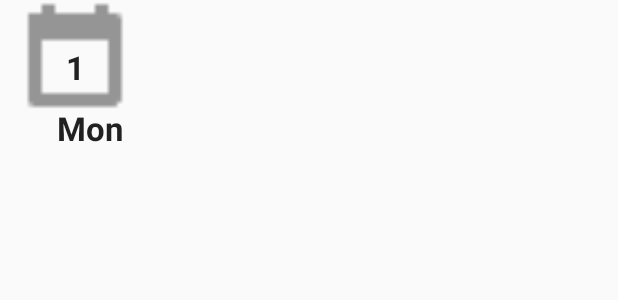
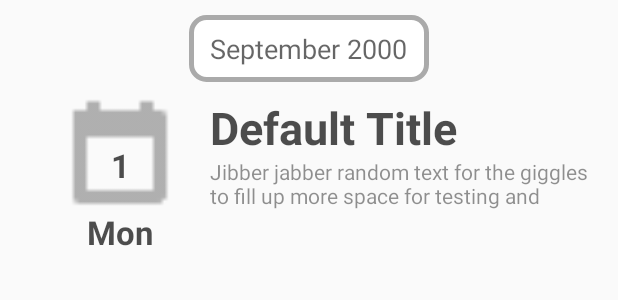
Before and after one commit to jzz111/MedicalTrackerJournal, an Android app: the layout listview_journal_entry_row.xml on its own in the app's theme, with its tools: preview values and no code run, on a phone screen of 412 x 824 dp. Shown: the top 300 px of the screen. Run offline under Robolectric (Android 15) with nearby library versions, the phone set to English and light mode, and no system bars.

Commit message:
Basic listview done without any legends for entries.

```diff
--- /dev/null
+++ b/app/src/main/res/drawable/slightly_rounded_rect_bg.xml
@@ -0,0 +1,7 @@
+<?xml version="1.0" encoding="UTF-8"?>
+<shape xmlns:android="http://schemas.android.com/apk/res/android">
+    <solid android:color="#FFFFFF"/>
+    <stroke android:width="3dip" android:color="#AAAAAA" />
+    <corners android:radius="10dip"/>
+    <padding android:left="0dip" android:top="0dip" android:right="0dip" android:bottom="0dip" />
+</shape>
--- a/app/src/main/res/layout/listview_journal_entry_row.xml
+++ b/app/src/main/res/layout/listview_journal_entry_row.xml
@@ -1,58 +1,120 @@
 <?xml version="1.0" encoding="utf-8"?>
 <LinearLayout xmlns:android="http://schemas.android.com/apk/res/android"
-    android:layout_width="match_parent" android:layout_height="@dimen/listview_header"
-    android:orientation="horizontal">
+    android:layout_width="match_parent"
+    android:layout_height="wrap_content"
+    android:orientation="vertical"
+    android:padding="@dimen/listview_padding">
 
-    <RelativeLayout
-        android:orientation="vertical"
-        android:layout_width="@dimen/listview_header"
-        android:layout_height="match_parent"
-        android:gravity="center_horizontal"
+    <LinearLayout
+        android:orientation="horizontal"
+        android:layout_width="160dp"
+        android:layout_height="wrap_content"
+        android:background="@drawable/slightly_rounded_rect_bg"
+        android:padding="@dimen/listview_padding"
         android:layout_gravity="center_horizontal"
-        android:foregroundGravity="center_horizontal">
-
-        <ImageView
-            android:layout_width="80dp"
-            android:layout_height="80dp"
-            android:id="@+id/ic_event"
-            android:background="@mipmap/ic_event_black_18dp"
-            android:layout_gravity="center_horizontal"
-            android:alpha="@dimen/icon_faded"
-            android:contentDescription="@string/ic_desc_event" />
-
-        <TextView
-            android:layout_width="@dimen/text_event_date"
-            android:layout_height="@dimen/text_event_date"
-            android:textAppearance="?android:attr/textAppearanceLarge"
-            android:text="@string/text_default_date"
-            android:id="@+id/event_date"
-            android:gravity="center_vertical|center_horizontal"
-            android:textStyle="bold"
-            android:typeface="sans"
-            android:layout_centerHorizontal="true"
-            android:layout_alignLeft="@+id/ic_event"
-            android:layout_alignRight="@+id/ic_event"
-            android:layout_alignBottom="@+id/ic_event"
-            android:layout_alignTop="@+id/ic_event"
-            android:paddingTop="@dimen/text_listview_date_padding" />
+        android:gravity="center">
 
         <TextView
             android:layout_width="wrap_content"
             android:layout_height="wrap_content"
-            android:textAppearance="?android:attr/textAppearanceLarge"
-            android:text="@string/text_default_day_of_week"
-            android:id="@+id/event_day_of_week"
-            android:layout_alignParentBottom="true"
-            android:layout_above="@+id/ic_event"
-            android:textStyle="bold"
-            android:typeface="sans"
-            android:layout_alignParentRight="false"
-            android:layout_alignParentLeft="false"
-            android:layout_centerInParent="true" />
+            android:textAppearance="?android:attr/textAppearanceMedium"
+            android:text="@string/text_default_month"
+            android:id="@+id/category_month_year" />
+    </LinearLayout>
 
-    </RelativeLayout>
+    <LinearLayout
+        android:layout_width="fill_parent"
+        android:layout_height="@dimen/listview_header"
+        android:padding="@dimen/listview_padding"
+        android:orientation="horizontal">
 
-    <RelativeLayout
-        android:layout_width="match_parent"
-        android:layout_height="match_parent"></RelativeLayout>
+        <RelativeLayout
+            android:id="@+id/event_header"
+            android:layout_width="@dimen/listview_header"
+            android:layout_height="match_parent"
+            android:layout_gravity="center_horizontal"
+            android:clickable="false"
+            android:foregroundGravity="center"
+            android:gravity="center_horizontal"
+            android:orientation="vertical">
+
+            <ImageView
+                android:id="@+id/ic_event"
+                android:layout_width="80dp"
+                android:layout_height="80dp"
+                android:layout_gravity="center_horizontal"
+                android:alpha="@string/icon_faded"
+                android:contentDescription="@string/ic_desc_event"
+                android:src="@mipmap/ic_event_black_18dp" />
+
+            <LinearLayout
+                android:layout_width="wrap_content"
+                android:layout_height="wrap_content"
+                android:layout_alignStart="@id/ic_event"
+                android:layout_alignEnd="@id/ic_event"
+                android:layout_alignLeft="@+id/ic_event"
+                android:layout_alignRight="@+id/ic_event"
+                android:layout_alignTop="@+id/ic_event"
+                android:alpha="@string/text_faded"
+                android:gravity="center"
+                android:orientation="vertical"
+                android:paddingTop="20dp">
+
+                <TextView
+                    android:id="@+id/event_date"
+                    android:layout_width="@dimen/text_event_date_height"
+                    android:layout_height="@dimen/text_event_date_height"
+                    android:gravity="center_vertical|center_horizontal"
+                    android:paddingTop="5dp"
+                    android:text="@string/text_default_date"
+                    android:textAppearance="?android:attr/textAppearanceLarge"
+                    android:textStyle="bold"
+                    android:typeface="sans" />
+
+                <TextView
+                    android:id="@+id/event_day_of_week"
+                    android:layout_width="wrap_content"
+                    android:layout_height="wrap_content"
+                    android:paddingTop="10dp"
+                    android:text="@string/text_default_day_of_week"
+                    android:textAppearance="?android:attr/textAppearanceLarge"
+                    android:textStyle="bold"
+                    android:typeface="sans" />
+            </LinearLayout>
+
+        </RelativeLayout>
+
+        <LinearLayout
+            android:id="@+id/event_preview"
+            android:layout_width="fill_parent"
+            android:layout_height="match_parent"
+            android:layout_gravity="top|start"
+            android:alpha="@string/text_faded"
+            android:orientation="vertical">
+
+            <TextView
+                android:id="@+id/event_title"
+                android:layout_width="fill_parent"
+                android:layout_height="@dimen/text_listview_title_cellheight"
+                android:text="@string/text_default_title"
+                android:textAppearance="?android:attr/textAppearanceLarge"
+                android:textSize="@dimen/text_listview_title_size"
+                android:textStyle="bold"
+                android:typeface="sans" />
+
+            <TextView
+                android:id="@+id/event_details"
+                android:layout_width="fill_parent"
+                android:layout_height="@dimen/text_listview_preview_cellheight"
+                android:text="@string/text_default_details"
+                android:lines="2" />
+
+            <LinearLayout
+                android:orientation="horizontal"
+                android:layout_width="fill_parent"
+                android:layout_height="fill_parent"
+                android:id="@+id/listview_legends"></LinearLayout>
+        </LinearLayout>
+    </LinearLayout>
+
 </LinearLayout>
--- a/app/src/main/res/values/dimens.xml
+++ b/app/src/main/res/values/dimens.xml
@@ -2,10 +2,12 @@
     <!-- Default screen margins, per the Android Design guidelines. -->
     <dimen name="activity_horizontal_margin">16dp</dimen>
     <dimen name="activity_vertical_margin">16dp</dimen>
-    <dimen name="listview_padding">10px</dimen>
-    <dimen name="text_event_date">45sp</dimen>
-    <dimen name="text_size_event_date">65sp</dimen>
-    <dimen name="icon_faded">.4</dimen>
-    <dimen name="listview_header">100dp</dimen>
+    <dimen name="listview_padding">10dp</dimen>
+    <dimen name="text_event_date_height">45sp</dimen>
+    <dimen name="text_listview_title_cellheight">40sp</dimen>
+    <dimen name="text_listview_title_size">30sp</dimen>
+    <dimen name="listview_header">120dp</dimen>
     <dimen name="text_listview_date_padding">10dp</dimen>
+    <dimen name="listview_month_padding">5dp</dimen>
+    <dimen name="text_listview_preview_cellheight">40sp</dimen>
 </resources>
--- a/app/src/main/res/values/strings.xml
+++ b/app/src/main/res/values/strings.xml
@@ -4,4 +4,9 @@
     <string name="ic_desc_event">Event Icon</string>
     <string name="text_default_date">1</string>
     <string name="text_default_day_of_week">Mon</string>
+    <string name="text_default_title">Default Title</string>
+    <string name="icon_faded">.3</string>
+    <string name="text_faded">.8</string>
+    <string name="text_default_month">September 2000</string>
+    <string name="text_default_details">Jibber jabber random text for the giggles to fill up more space for testing and more and more and more and more</string>
 </resources>
```
